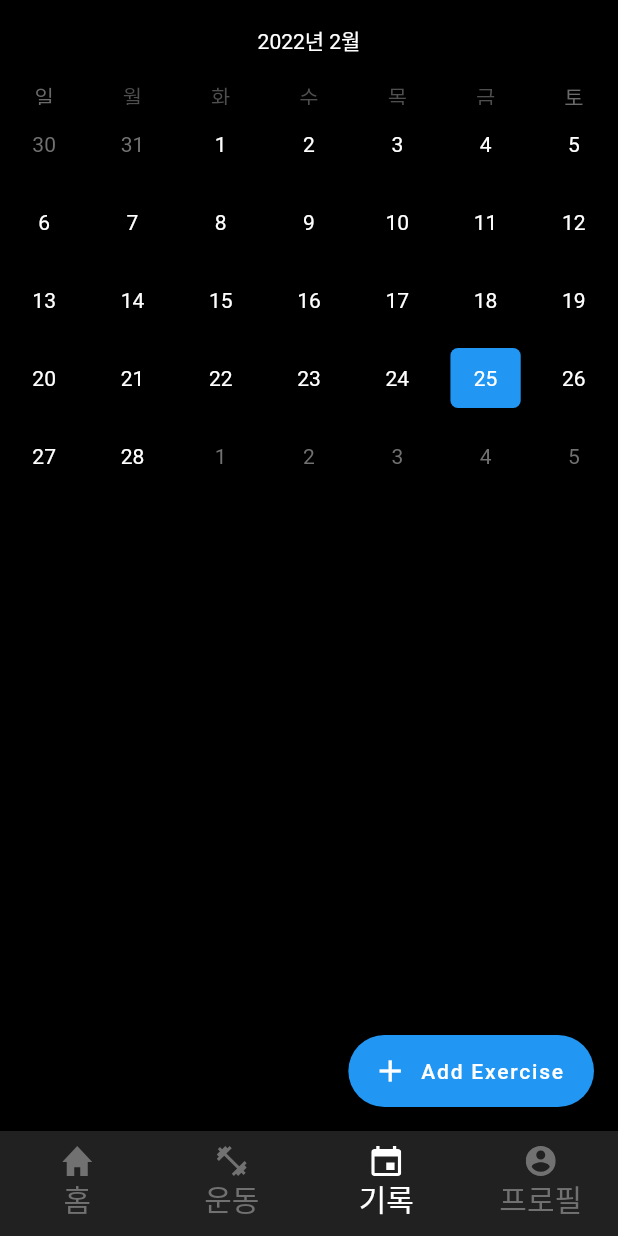
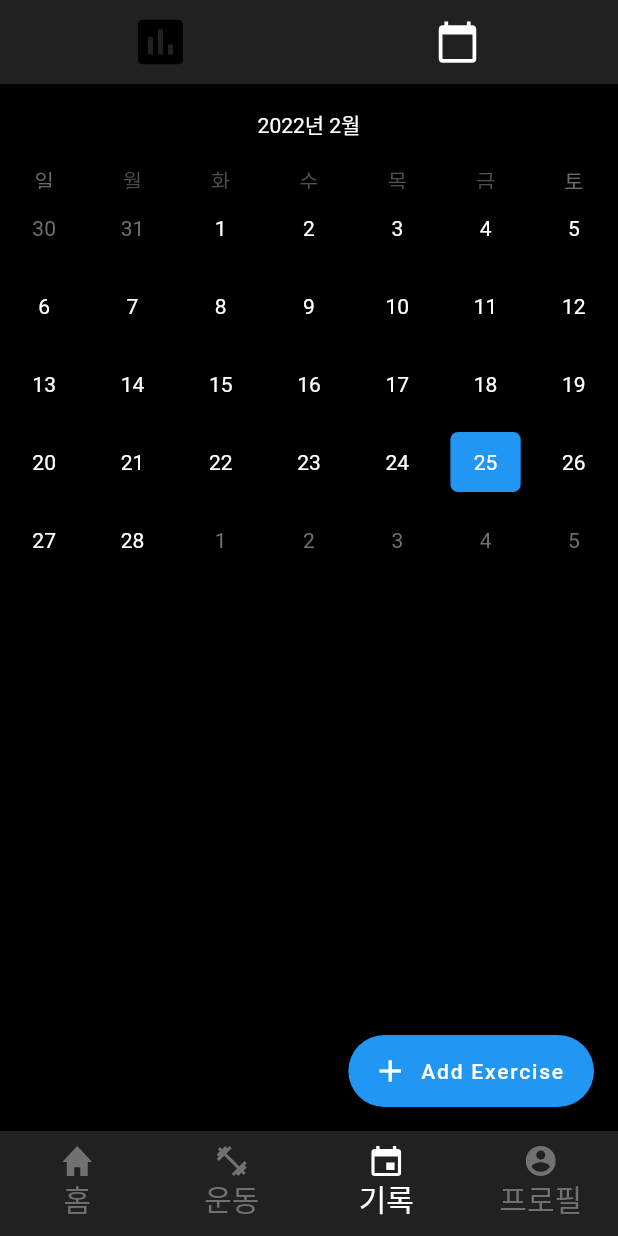
Before and after one commit to TaikoYamaguchi/sdb_trainer, a Flutter app: the screen it shows after launch, item 3 of the bottom bar chosen, on a phone screen of 412 x 824 dp. Run offline on Flutter 3.47's test engine with Material 2 defaults, Android fonts, the phone set to English and light mode, and no system bars; drawn by our look-alikes of table_calendar; our stand-ins replace flutter_svg, syncfusion_flutter_gauges.

Commit message:
statics/appbar created

```diff
--- a/lib/pages/statics.dart
+++ b/lib/pages/statics.dart
@@ -2,6 +2,7 @@ import 'package:flutter/material.dart';
 import 'package:table_calendar/table_calendar.dart';
 import 'package:intl/intl.dart';
 import 'package:intl/date_symbol_data_local.dart';
+import 'package:flutter_svg/flutter_svg.dart';
 
 import '../src/blocs/statics_event.dart';
 
@@ -16,12 +17,15 @@ class _CalendarState extends State<Calendar> {
   DateTime _focusedDay = DateTime.now();
   DateTime _selectedDay = DateTime.now();
 
+  bool _isChartWidget = false;
+
   TextEditingController _eventController = TextEditingController();
 
   @override
   void initState() {
     // TODO: implement initState
     selectedEvents = {};
+    _isChartWidget = false;
     super.initState();
   }
 
@@ -35,10 +39,57 @@ class _CalendarState extends State<Calendar> {
     super.dispose();
   }
 
+  PreferredSizeWidget _appbarWidget() {
+    return AppBar(
+      title: Row(
+        mainAxisAlignment: MainAxisAlignment.center,
+        children: _isChartWidget
+            ? (<Widget>[
+                IconButton(
+                  icon: SvgPicture.asset("assets/svg/chart_statics_on.svg"),
+                  onPressed: () {
+                    print("chart");
+                  },
+                ),
+                SizedBox(width: 150),
+                IconButton(
+                  icon: SvgPicture.asset("assets/svg/calendar_statics_off.svg"),
+                  onPressed: () {
+                    setState(() {
+                      _isChartWidget = false;
+                    });
+                    print("calendar");
+                  },
+                ),
+              ])
+            : (<Widget>[
+                IconButton(
+                  icon: SvgPicture.asset("assets/svg/chart_statics_off.svg"),
+                  onPressed: () {
+                    setState(() {
+                      _isChartWidget = true;
+                    });
+                    print("chart");
+                  },
+                ),
+                SizedBox(width: 150),
+                IconButton(
+                  icon: SvgPicture.asset("assets/svg/calendar_statics_on.svg"),
+                  onPressed: () {
+                    print("calendar");
+                  },
+                ),
+              ]),
+      ),
+      backgroundColor: Color(0xFF212121),
+    );
+  }
+
   @override
   Widget build(BuildContext context) {
     initializeDateFormatting('pt_BR', null);
     return Scaffold(
+      appBar: _appbarWidget(),
       backgroundColor: Colors.black,
       body: Column(
         children: [
```
Also changed, not shown: assets/svg/calendar_statics_off.svg (added), assets/svg/calendar_statics_on.svg (added), assets/svg/chart_statics_off.svg (added), assets/svg/chart_statics_on.svg (added).
